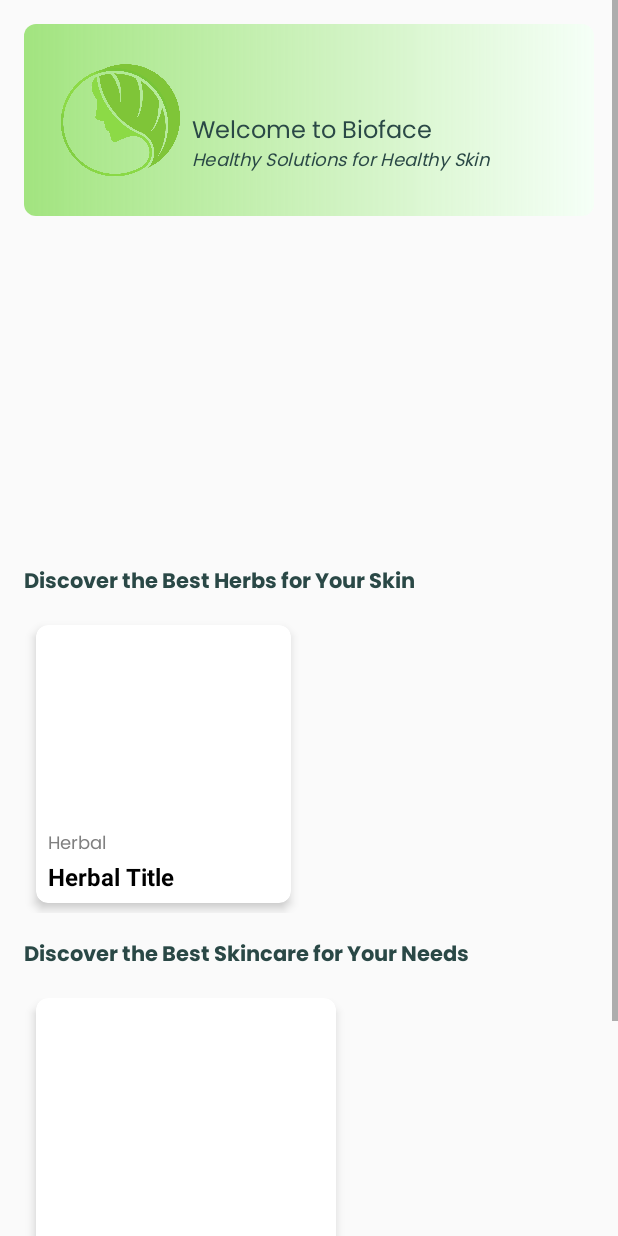
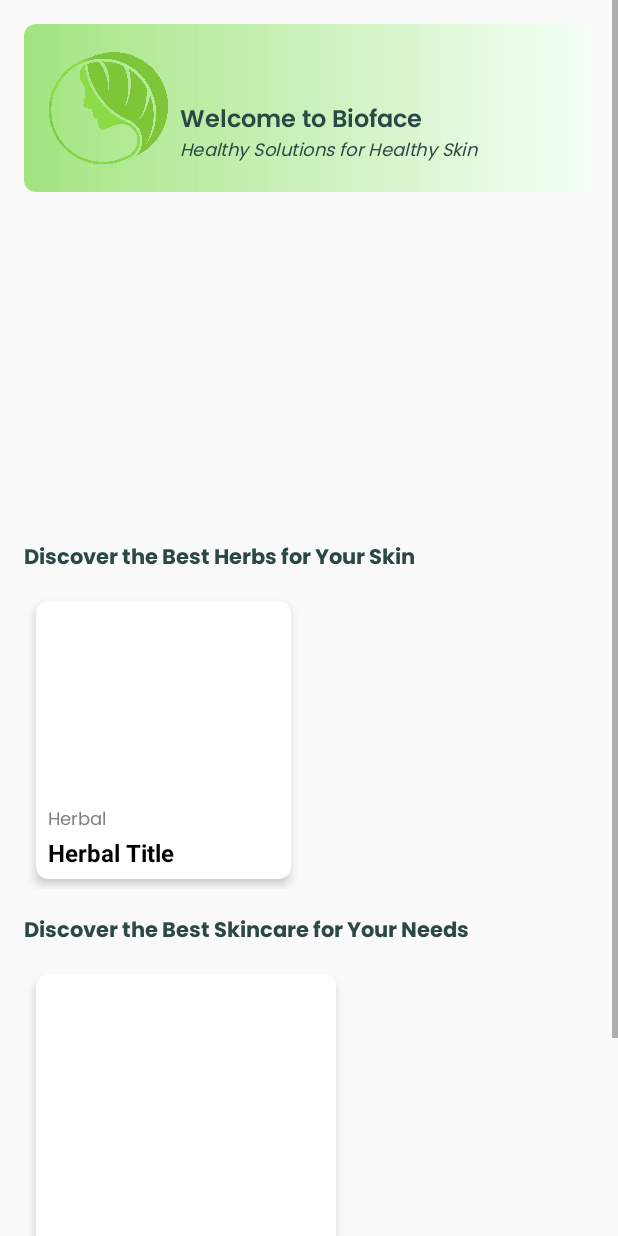
Before and after one commit to Project-BioFace/BioFace-Android, an Android app: the layout fragment_home.xml on its own in the app's theme, with its tools: preview values and no code run, on a phone screen of 412 x 824 dp. Run offline under Robolectric (Android 15) with nearby library versions, the phone set to English and light mode, and no system bars.

Commit message:
Initial Commit

```diff
--- a/app/src/main/res/layout/fragment_home.xml
+++ b/app/src/main/res/layout/fragment_home.xml
@@ -18,7 +18,7 @@
             android:layout_width="match_parent"
             android:layout_height="wrap_content"
             android:background="@drawable/welcome_card"
-            android:padding="16dp"
+            android:padding="8dp"
             android:layout_marginTop="16dp"
             android:layout_marginHorizontal="16dp">
 
@@ -54,11 +54,11 @@
                     android:id="@+id/tv_welcome_message"
                     android:layout_width="wrap_content"
                     android:layout_height="wrap_content"
-                    android:fontFamily="@font/poppinsregular"
+                    android:fontFamily="@font/poppinssemibold"
                     android:text="Welcome to Bioface"
                     android:textSize="16sp"
                     android:textColor="@color/greenText"
-                    android:layout_marginTop="-2dp"/>
+                    android:layout_marginTop="-1dp"/>
 
                 <TextView
                     android:id="@+id/tv_welcome_bioface"
--- a/app/src/main/res/layout/fragment_profile.xml
+++ b/app/src/main/res/layout/fragment_profile.xml
@@ -123,7 +123,7 @@
         app:layout_constraintTop_toBottomOf="@id/profileName"
         app:layout_constraintStart_toStartOf="parent"
         app:layout_constraintEnd_toEndOf="parent"
-        android:layout_marginTop="8dp" />
+        android:layout_marginTop="0dp" />
 
     <androidx.cardview.widget.CardView
         android:id="@+id/historyCard"
```
